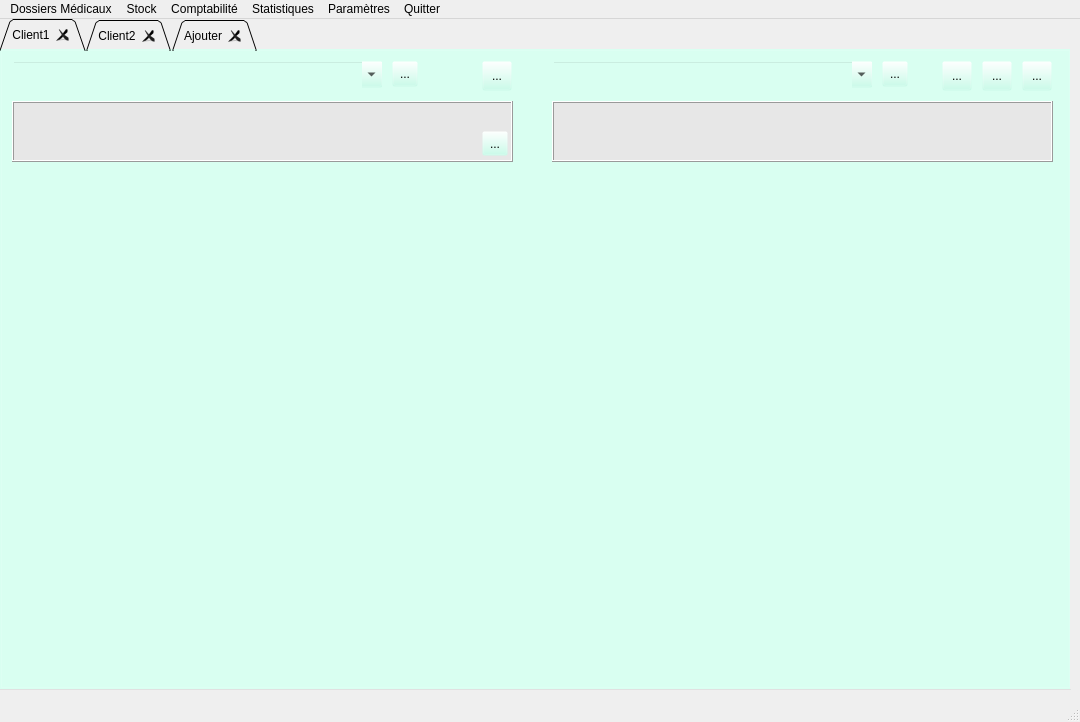
This is VetGUI/Form_openvet.ui in FrancoisBagaini/OpenVet0.2 as Qt 5 draws it before an edit. The edited form follows.
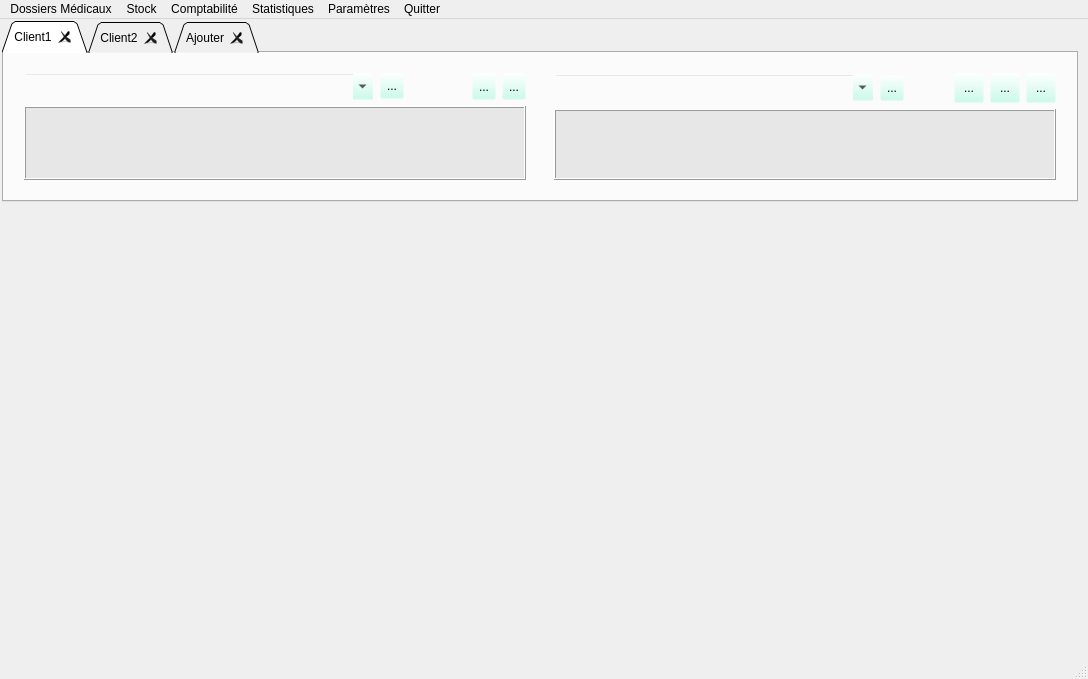
This is the edited form. Icons and pictures are not drawn. Custom widgets are drawn as their Qt base class.

```diff
--- a/VetGUI/Form_openvet.ui
+++ b/VetGUI/Form_openvet.ui
@@ -6,8 +6,8 @@
    <rect>
     <x>0</x>
     <y>0</y>
-    <width>1080</width>
-    <height>722</height>
+    <width>1088</width>
+    <height>679</height>
    </rect>
   </property>
   <property name="windowTitle">
@@ -21,29 +21,13 @@
    <string notr="true"/>
   </property>
   <widget class="QWidget" name="centralwidget">
-   <widget class="QStackedWidget" name="stackedWidget">
-    <property name="geometry">
-     <rect>
-      <x>0</x>
-      <y>0</y>
-      <width>1071</width>
-      <height>671</height>
-     </rect>
-    </property>
-    <property name="styleSheet">
-     <string notr="true">background-color: rgba(188, 255, 231, 0);</string>
-    </property>
-    <property name="currentIndex">
-     <number>0</number>
-    </property>
-    <widget class="QWidget" name="page_Consultation">
      <widget class="QTabWidget" name="tabWidget_fiches">
       <property name="geometry">
        <rect>
-        <x>0</x>
-        <y>0</y>
-        <width>1071</width>
-        <height>671</height>
+      <x>2</x>
+      <y>2</y>
+      <width>1076</width>
+      <height>181</height>
        </rect>
       </property>
       <property name="toolTip">
@@ -77,14 +61,22 @@
        <attribute name="title">
         <string>Client1</string>
        </attribute>
+     <layout class="QVBoxLayout" name="verticalLayout_5">
+      <item>
+       <layout class="QHBoxLayout" name="LayoutFicheHead">
+        <item>
        <widget class="QFrame" name="frame_client">
-        <property name="geometry">
-         <rect>
-          <x>0</x>
-          <y>0</y>
-          <width>521</width>
+          <property name="sizePolicy">
+           <sizepolicy hsizetype="Preferred" vsizetype="Preferred">
+            <horstretch>0</horstretch>
+            <verstretch>0</verstretch>
+           </sizepolicy>
+          </property>
+          <property name="baseSize">
+           <size>
+            <width>520</width>
           <height>120</height>
-         </rect>
+           </size>
         </property>
         <property name="styleSheet">
          <string notr="true">background-color: rgb(188, 255, 231,0);</string>
@@ -98,14 +90,24 @@
         <property name="lineWidth">
          <number>1</number>
         </property>
+          <layout class="QVBoxLayout" name="verticalLayout_3">
+           <item>
+            <layout class="QVBoxLayout" name="verticalLayout_2">
+             <item>
+              <layout class="QHBoxLayout" name="horizontalLayout">
+               <item>
         <widget class="MyComboBox" name="comboBox_client">
-         <property name="geometry">
-          <rect>
-           <x>10</x>
-           <y>10</y>
-           <width>371</width>
+                 <property name="minimumSize">
+                  <size>
+                   <width>350</width>
            <height>27</height>
-          </rect>
+                  </size>
+                 </property>
+                 <property name="maximumSize">
+                  <size>
+                   <width>500</width>
+                   <height>27</height>
+                  </size>
          </property>
          <property name="toolTip">
           <string>Sélection Client</string>
@@ -117,42 +119,56 @@
           <bool>true</bool>
          </property>
         </widget>
-        <widget class="QTextBrowser" name="textBrowser_client">
-         <property name="geometry">
-          <rect>
-           <x>10</x>
-           <y>50</y>
-           <width>501</width>
-           <height>61</height>
-          </rect>
+               </item>
+               <item>
+                <widget class="QToolButton" name="toolButton_editClient">
+                 <property name="maximumSize">
+                  <size>
+                   <width>26</width>
+                   <height>26</height>
+                  </size>
          </property>
          <property name="toolTip">
-          <string>Double click pour sélectionner l'édition</string>
-         </property>
-         <property name="styleSheet">
-          <string notr="true">background-color: rgb(231, 231, 231);</string>
-         </property>
-         <property name="frameShape">
-          <enum>QFrame::Box</enum>
-         </property>
-         <property name="frameShadow">
-          <enum>QFrame::Raised</enum>
-         </property>
-         <property name="lineWidth">
-          <number>1</number>
-         </property>
-         <property name="midLineWidth">
-          <number>0</number>
-         </property>
-        </widget>
+                  <string>Modifie client</string>
+                 </property>
+                 <property name="text">
+                  <string>...</string>
+                 </property>
+                 <property name="icon">
+                  <iconset>
+                   <normaloff>../images/edit1.png</normaloff>../images/edit1.png</iconset>
+                 </property>
+                 <property name="iconSize">
+                  <size>
+                   <width>30</width>
+                   <height>30</height>
+                  </size>
+                 </property>
+                </widget>
+               </item>
+               <item>
+                <spacer name="horizontalSpacer">
+                 <property name="orientation">
+                  <enum>Qt::Horizontal</enum>
+                 </property>
+                 <property name="sizeType">
+                  <enum>QSizePolicy::Expanding</enum>
+                 </property>
+                 <property name="sizeHint" stdset="0">
+                  <size>
+                   <width>20</width>
+                   <height>10</height>
+                  </size>
+                 </property>
+                </spacer>
+               </item>
+               <item>
         <widget class="QToolButton" name="toolButton_ClientInfo">
-         <property name="geometry">
-          <rect>
-           <x>480</x>
-           <y>80</y>
-           <width>26</width>
-           <height>25</height>
-          </rect>
+                 <property name="maximumSize">
+                  <size>
+                   <width>30</width>
+                   <height>30</height>
+                  </size>
          </property>
          <property name="toolTip">
           <string>Informations complémentaires</string>
@@ -166,45 +182,19 @@
          </property>
          <property name="iconSize">
           <size>
-           <width>24</width>
-           <height>24</height>
-          </size>
-         </property>
-        </widget>
-        <widget class="QToolButton" name="toolButton_editClient">
-         <property name="geometry">
-          <rect>
-           <x>390</x>
-           <y>10</y>
-           <width>26</width>
-           <height>26</height>
-          </rect>
-         </property>
-         <property name="toolTip">
-          <string>Modifie client</string>
-         </property>
-         <property name="text">
-          <string>...</string>
-         </property>
-         <property name="icon">
-          <iconset>
-           <normaloff>../images/edit1.png</normaloff>../images/edit1.png</iconset>
-         </property>
-         <property name="iconSize">
-          <size>
            <width>30</width>
            <height>30</height>
           </size>
          </property>
         </widget>
+               </item>
+               <item>
         <widget class="QToolButton" name="toolButton_scan1">
-         <property name="geometry">
-          <rect>
-           <x>480</x>
-           <y>10</y>
+                 <property name="maximumSize">
+                  <size>
            <width>30</width>
            <height>30</height>
-          </rect>
+                  </size>
          </property>
          <property name="toolTip">
           <string>Recherche client / animal</string>
@@ -223,15 +213,49 @@
           </size>
          </property>
         </widget>
-       </widget>
+               </item>
+              </layout>
+             </item>
+             <item>
+              <widget class="QTextBrowser" name="textBrowser_client">
+               <property name="maximumSize">
+                <size>
+                 <width>16777215</width>
+                 <height>16777215</height>
+                </size>
+               </property>
+               <property name="toolTip">
+                <string>Double click pour sélectionner l'édition</string>
+               </property>
+               <property name="styleSheet">
+                <string notr="true">background-color: rgb(231, 231, 231);</string>
+               </property>
+               <property name="frameShape">
+                <enum>QFrame::Box</enum>
+               </property>
+               <property name="frameShadow">
+                <enum>QFrame::Raised</enum>
+               </property>
+               <property name="lineWidth">
+                <number>1</number>
+               </property>
+               <property name="midLineWidth">
+                <number>0</number>
+               </property>
+              </widget>
+             </item>
+            </layout>
+           </item>
+          </layout>
+         </widget>
+        </item>
+        <item>
        <widget class="QFrame" name="frame_animal">
-        <property name="geometry">
-         <rect>
-          <x>540</x>
-          <y>0</y>
-          <width>521</width>
+          <property name="baseSize">
+           <size>
+            <width>520</width>
           <height>120</height>
-         </rect>
+           </size>
         </property>
         <property name="styleSheet">
          <string notr="true">background-color: rgb(188, 255, 231,0);</string>
@@ -242,14 +266,24 @@
         <property name="frameShadow">
          <enum>QFrame::Raised</enum>
         </property>
+          <layout class="QVBoxLayout" name="verticalLayout_4">
+           <item>
+            <layout class="QVBoxLayout" name="verticalLayout">
+             <item>
+              <layout class="QHBoxLayout" name="horizontalLayout_2">
+               <item>
         <widget class="MyComboBox" name="comboBox_Animal">
-         <property name="geometry">
-          <rect>
-           <x>10</x>
-           <y>10</y>
-           <width>321</width>
+                 <property name="minimumSize">
+                  <size>
+                   <width>320</width>
            <height>27</height>
-          </rect>
+                  </size>
+                 </property>
+                 <property name="maximumSize">
+                  <size>
+                   <width>500</width>
+                   <height>27</height>
+                  </size>
          </property>
          <property name="toolTip">
           <string>Selection Animal</string>
@@ -261,36 +295,14 @@
           <bool>true</bool>
          </property>
         </widget>
-        <widget class="QTextBrowser" name="textBrowser_animal">
-         <property name="geometry">
-          <rect>
-           <x>10</x>
-           <y>50</y>
-           <width>501</width>
-           <height>61</height>
-          </rect>
-         </property>
-         <property name="toolTip">
-          <string/>
-         </property>
-         <property name="styleSheet">
-          <string notr="true">background-color: rgb(231, 231, 231);</string>
-         </property>
-         <property name="frameShape">
-          <enum>QFrame::Box</enum>
-         </property>
-         <property name="frameShadow">
-          <enum>QFrame::Raised</enum>
-         </property>
-        </widget>
+               </item>
+               <item>
         <widget class="QToolButton" name="toolButton_editAnimal">
-         <property name="geometry">
-          <rect>
-           <x>340</x>
-           <y>10</y>
+                 <property name="maximumSize">
+                  <size>
            <width>26</width>
            <height>26</height>
-          </rect>
+                  </size>
          </property>
          <property name="toolTip">
           <string>Modifie animal</string>
@@ -309,40 +321,33 @@
           </size>
          </property>
         </widget>
-        <widget class="QToolButton" name="toolButton_scan2">
-         <property name="geometry">
-          <rect>
-           <x>480</x>
-           <y>10</y>
-           <width>30</width>
-           <height>30</height>
-          </rect>
-         </property>
-         <property name="toolTip">
-          <string>Recherche client / animal</string>
-         </property>
-         <property name="text">
-          <string>...</string>
-         </property>
-         <property name="icon">
-          <iconset>
-           <normaloff>../images/loupe2.png</normaloff>../images/loupe2.png</iconset>
-         </property>
-         <property name="iconSize">
+               </item>
+               <item>
+                <spacer name="horizontalSpacer_2">
+                 <property name="orientation">
+                  <enum>Qt::Horizontal</enum>
+                 </property>
+                 <property name="sizeHint" stdset="0">
           <size>
-           <width>30</width>
-           <height>30</height>
-          </size>
-         </property>
-        </widget>
+                   <width>40</width>
+                   <height>20</height>
+                  </size>
+                 </property>
+                </spacer>
+               </item>
+               <item>
         <widget class="QToolButton" name="toolButton_Relance">
-         <property name="geometry">
-          <rect>
-           <x>400</x>
-           <y>10</y>
+                 <property name="minimumSize">
+                  <size>
            <width>30</width>
            <height>30</height>
-          </rect>
+                  </size>
+                 </property>
+                 <property name="maximumSize">
+                  <size>
+                   <width>30</width>
+                   <height>30</height>
+                  </size>
          </property>
          <property name="text">
           <string>...</string>
@@ -358,14 +363,20 @@
           </size>
          </property>
         </widget>
+               </item>
+               <item>
         <widget class="QToolButton" name="toolButton_Poids">
-         <property name="geometry">
-          <rect>
-           <x>440</x>
-           <y>10</y>
+                 <property name="minimumSize">
+                  <size>
            <width>30</width>
            <height>30</height>
-          </rect>
+                  </size>
+                 </property>
+                 <property name="maximumSize">
+                  <size>
+                   <width>30</width>
+                   <height>30</height>
+                  </size>
          </property>
          <property name="toolTip">
           <string>poids et mesures</string>
@@ -384,7 +395,77 @@
           </size>
          </property>
         </widget>
-       </widget>
+               </item>
+               <item>
+                <widget class="QToolButton" name="toolButton_scan2">
+                 <property name="minimumSize">
+                  <size>
+                   <width>30</width>
+                   <height>30</height>
+                  </size>
+                 </property>
+                 <property name="maximumSize">
+                  <size>
+                   <width>30</width>
+                   <height>30</height>
+                  </size>
+                 </property>
+                 <property name="toolTip">
+                  <string>Recherche client / animal</string>
+                 </property>
+                 <property name="text">
+                  <string>...</string>
+                 </property>
+                 <property name="icon">
+                  <iconset>
+                   <normaloff>../images/loupe2.png</normaloff>../images/loupe2.png</iconset>
+                 </property>
+                 <property name="iconSize">
+                  <size>
+                   <width>30</width>
+                   <height>30</height>
+                  </size>
+                 </property>
+                </widget>
+               </item>
+              </layout>
+             </item>
+             <item>
+              <widget class="QTextBrowser" name="textBrowser_animal">
+               <property name="minimumSize">
+                <size>
+                 <width>0</width>
+                 <height>0</height>
+                </size>
+               </property>
+               <property name="maximumSize">
+                <size>
+                 <width>16777215</width>
+                 <height>16777215</height>
+                </size>
+               </property>
+               <property name="toolTip">
+                <string/>
+               </property>
+               <property name="styleSheet">
+                <string notr="true">background-color: rgb(231, 231, 231);</string>
+               </property>
+               <property name="frameShape">
+                <enum>QFrame::Box</enum>
+               </property>
+               <property name="frameShadow">
+                <enum>QFrame::Raised</enum>
+               </property>
+              </widget>
+             </item>
+            </layout>
+           </item>
+          </layout>
+         </widget>
+        </item>
+       </layout>
+      </item>
+     </layout>
       </widget>
       <widget class="QWidget" name="tab_fiche2">
        <attribute name="title">
@@ -398,15 +479,12 @@
       </widget>
      </widget>
     </widget>
-    <widget class="QWidget" name="page_2"/>
-   </widget>
-  </widget>
   <widget class="QMenuBar" name="menubar">
    <property name="geometry">
     <rect>
      <x>0</x>
      <y>0</y>
-     <width>1080</width>
+     <width>1088</width>
      <height>23</height>
     </rect>
    </property>
```
Left out of the diff: 7 changed lines with no effect on the pictures. Lines whose indentation alone changed are shown as unchanged.
